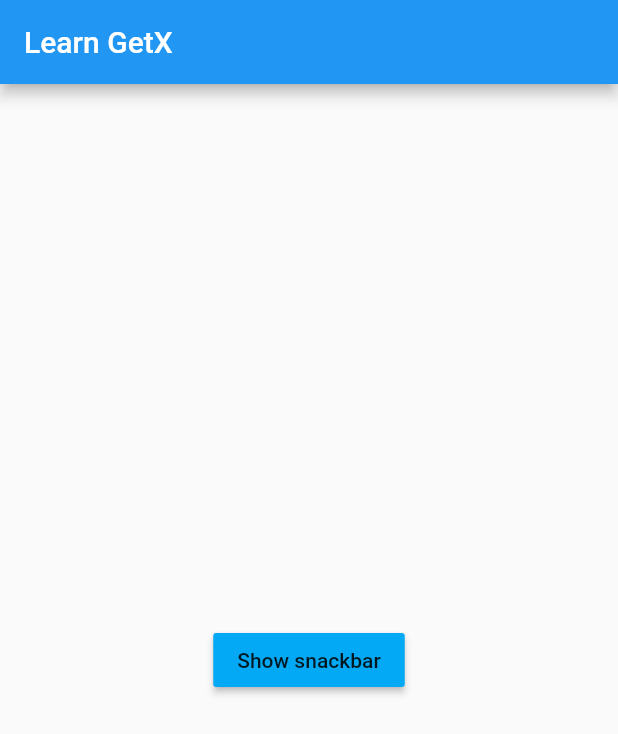
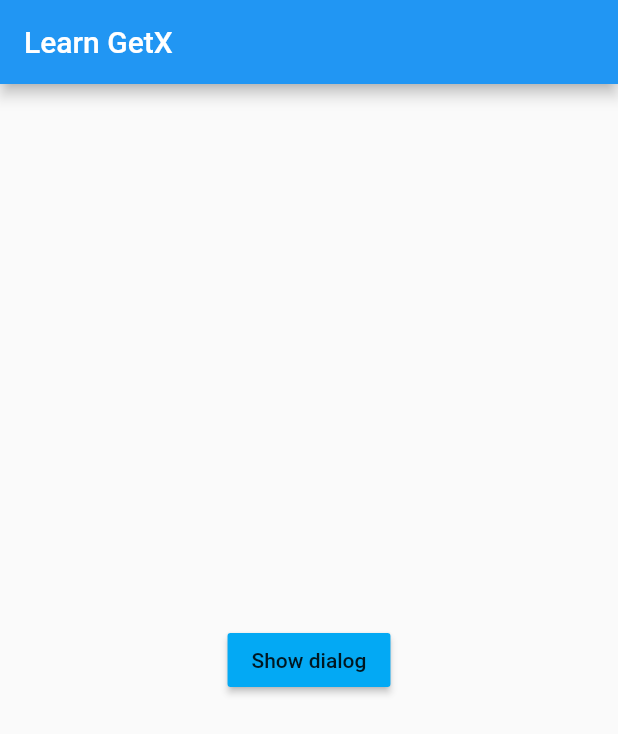
Before and after one commit to shaunhossain/Learn-GetX, a Flutter app: the screen it shows after launch, on a phone screen of 412 x 824 dp. Shown: the top 734 px of the screen. Run offline on Flutter 3.47's test engine with Material 2 defaults, Android fonts, the phone set to English and light mode, and no system bars; our stand-ins replace get.

```diff
--- a/lib/view/my_home_page.dart
+++ b/lib/view/my_home_page.dart
@@ -23,15 +23,16 @@ class _MyHomePageState extends State<MyHomePage> {
           children: <Widget>[
             MaterialButton(
               onPressed: () {
-                Get.snackbar(
-                  "SnackBar title",
-                  "this is a snackbar test",
-                  snackPosition: SnackPosition.BOTTOM,
-                  titleText: const Text("data"),
-                  backgroundColor: Colors.lightBlueAccent
+                Get.defaultDialog(
+                  barrierDismissible: false,
+                  title: "Dialog Box",
+                  onCancel: (){
+                    Get.back();
+                  },
+                  //cancel: const Text("Cancels")
                 );
               },
-              child: const Text("Show snackbar"),
+              child: const Text("Show dialog"),
               color: Colors.lightBlue,
             )
           ],
```
